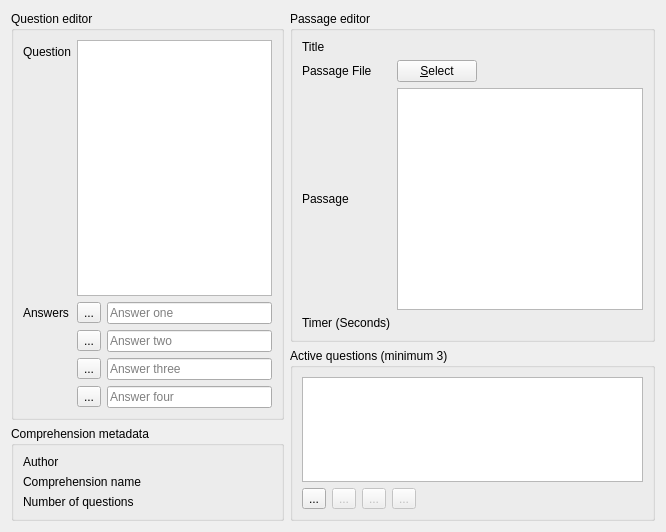
The window that src/templates/comprehension/comprehensioneditor.ui (BuildmLearn/BuildmLearn-Toolkit) describes before a commit, drawn with Qt 5.
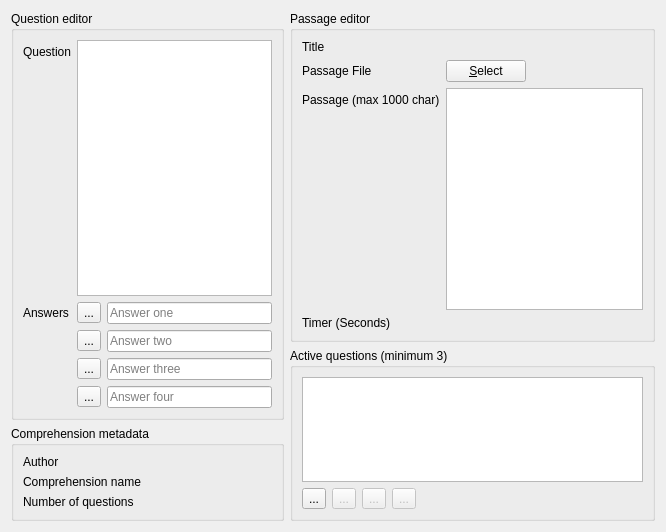
The same window after the commit. Custom widgets are drawn as their Qt base class.

The edit to the form file:
```diff
--- a/src/templates/comprehension/comprehensioneditor.ui
+++ b/src/templates/comprehension/comprehensioneditor.ui
@@ -155,7 +155,7 @@
      <property name="title">
       <string>Passage editor</string>
      </property>
-     <layout class="QGridLayout" name="gridLayout_3">
+     <layout class="QFormLayout" name="formLayout_3">
       <item row="0" column="0">
        <widget class="QLabel" name="label_10">
         <property name="text">
@@ -200,12 +200,12 @@
       <item row="2" column="0">
        <widget class="QLabel" name="label_7">
         <property name="text">
-         <string>Passage</string>
+         <string>Passage (max 1000 char)</string>
         </property>
        </widget>
       </item>
       <item row="2" column="1">
-       <widget class="MaxLengthTextEdit" name="m_txtPassage">
+       <widget class="QTextEdit" name="m_txtPassage">
         <property name="sizePolicy">
          <sizepolicy hsizetype="Expanding" vsizetype="Expanding">
           <horstretch>1</horstretch>
```
